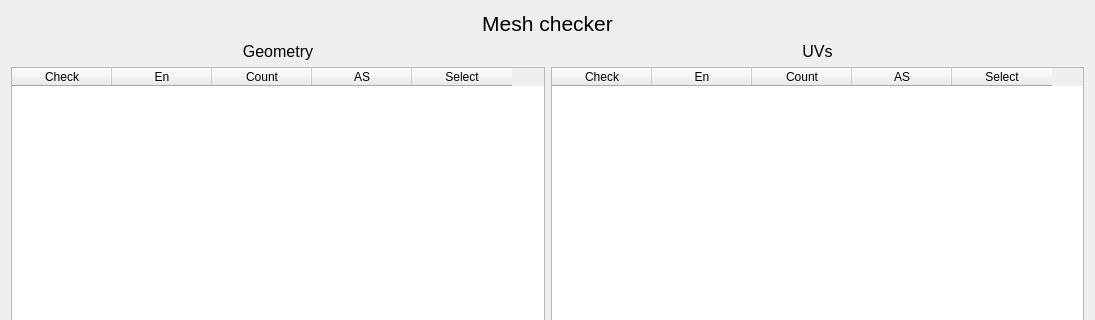
This is maya/python/tlc/modeling/meshcheck.ui in jtaibo/TallerCreacionTools as Qt 5 draws it before an edit; both pictures show x 0 to 1095 and y 0 to 320 of the 1095 by 663 pixel window. The edited form follows.
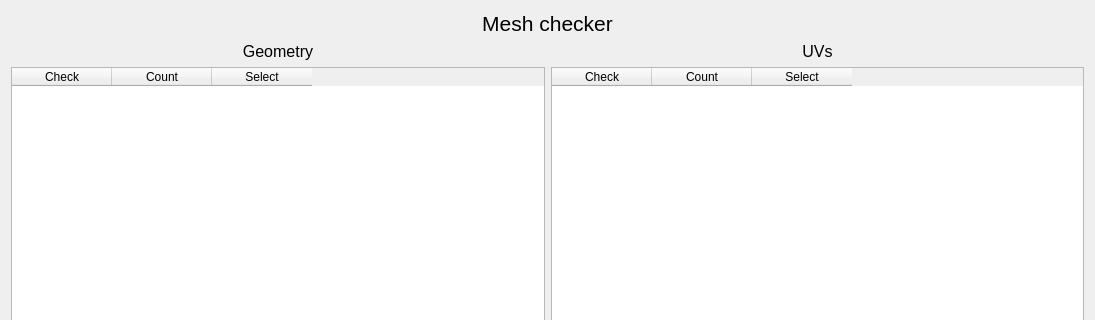
This is the edited form.

Commit message: Removed unused columns from MeshChecker UI

What changed in the file:
```diff
--- a/maya/python/tlc/modeling/meshcheck.ui
+++ b/maya/python/tlc/modeling/meshcheck.ui
@@ -80,21 +80,11 @@
            <string>Check</string>
           </property>
          </column>
-         <column>
-          <property name="text">
-           <string>En</string>
-          </property>
-         </column>
          <column>
           <property name="text">
            <string>Count</string>
           </property>
          </column>
-         <column>
-          <property name="text">
-           <string>AS</string>
-          </property>
-         </column>
          <column>
           <property name="text">
            <string>Select</string>
@@ -109,21 +99,11 @@
            <string>Check</string>
           </property>
          </column>
-         <column>
-          <property name="text">
-           <string>En</string>
-          </property>
-         </column>
          <column>
           <property name="text">
            <string>Count</string>
           </property>
          </column>
-         <column>
-          <property name="text">
-           <string>AS</string>
-          </property>
-         </column>
          <column>
           <property name="text">
            <string>Select</string>
```
The commit also changes 1 other file.
